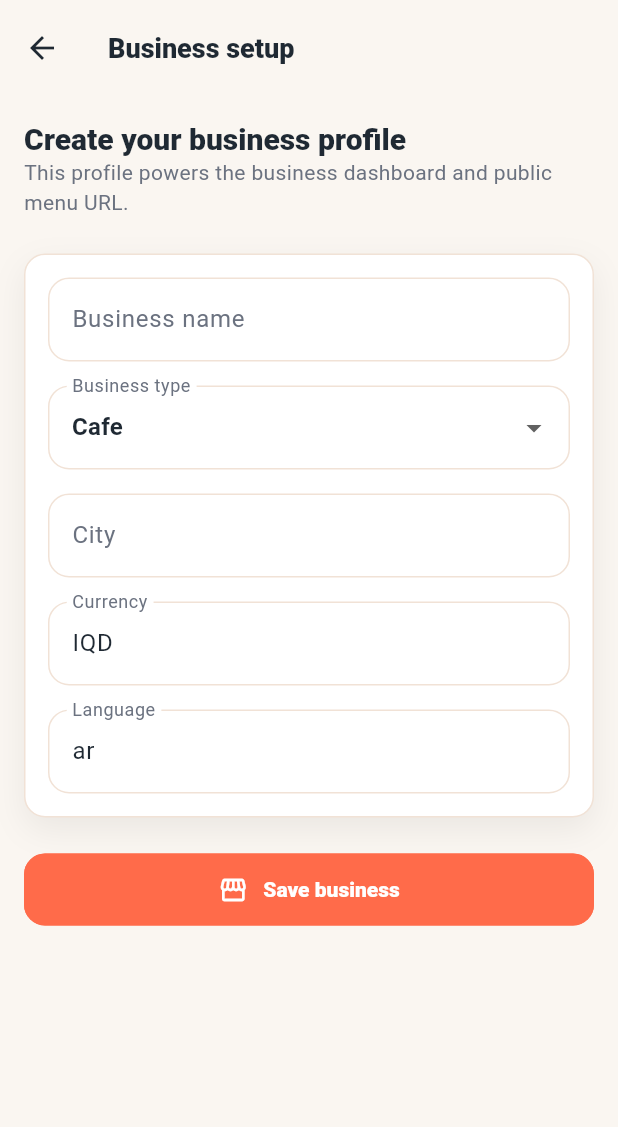
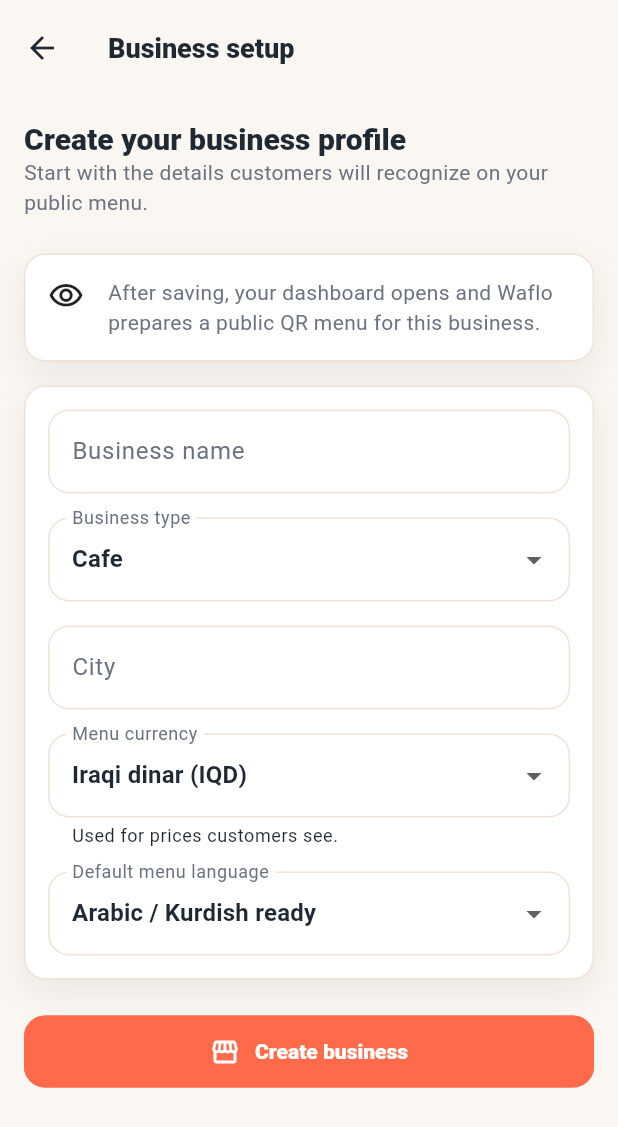
Before and after one commit to TavrixLLC/TavrixMenu, a Flutter app: the BusinessSetupScreen screen opened by its route, on a phone screen of 412 x 824 dp. Shown: the top 1127 px of the screen. Run offline on Flutter 3.47's test engine with Material 3 defaults, Android fonts, the phone set to English and light mode, and no system bars; our stand-ins replace dartz, dio, equatable, flutter_bloc, google_sign_in, qr_flutter and 1 more; missing offline and left inert: clerk_flutter, mobile_scanner.

Commit message:
fix(mobile): polish launch-critical operator UX

```diff
--- a/apps/mobile/lib/core/utils/failure_message.dart
+++ b/apps/mobile/lib/core/utils/failure_message.dart
@@ -2,7 +2,8 @@ import '../errors/failures.dart';
 
 String failureMessage(Failure failure) {
   return switch (failure) {
-    OfflineFailure() => 'You appear to be offline.',
+    OfflineFailure() =>
+      'We could not reach Waflo. Check your connection and try again.',
     ServerFailure() => 'The server could not complete this request.',
     TimeoutFailure() => 'The request timed out. Please try again.',
     CacheFailure() => 'Cached data is not available.',
--- a/apps/mobile/lib/features/auth/presentation/bloc/auth_cubit.dart
+++ b/apps/mobile/lib/features/auth/presentation/bloc/auth_cubit.dart
@@ -31,7 +31,7 @@ class AuthCubit extends Cubit<AuthState> {
       emit(
         const AuthState(
           status: AuthStatus.failure,
-          errorMessage: 'Clerk is not configured for this build.',
+          errorMessage: 'Operator sign-in is not ready for this app build.',
         ),
       );
       return;
--- a/apps/mobile/lib/features/business_setup/presentation/pages/business_setup_screen.dart
+++ b/apps/mobile/lib/features/business_setup/presentation/pages/business_setup_screen.dart
@@ -24,16 +24,14 @@ class BusinessSetupScreen extends StatefulWidget {
 class _BusinessSetupScreenState extends State<BusinessSetupScreen> {
   final _nameController = TextEditingController();
   final _cityController = TextEditingController();
-  final _currencyController = TextEditingController(text: 'IQD');
-  final _languageController = TextEditingController(text: 'ar');
   String _type = 'cafe';
+  String _currency = 'IQD';
+  String _language = 'ar';
 
   @override
   void dispose() {
     _nameController.dispose();
     _cityController.dispose();
-    _currencyController.dispose();
-    _languageController.dispose();
     super.dispose();
   }
 
@@ -66,9 +64,24 @@ class _BusinessSetupScreenState extends State<BusinessSetupScreen> {
               const SectionHeader(
                 title: 'Create your business profile',
                 subtitle:
-                    'This profile powers the business dashboard and public menu URL.',
+                    'Start with the details customers will recognize on your public menu.',
               ),
               const SizedBox(height: AppSpacing.lg),
+              const AppCard(
+                child: Row(
+                  crossAxisAlignment: CrossAxisAlignment.start,
+                  children: [
+                    Icon(Icons.visibility_outlined),
+                    SizedBox(width: AppSpacing.md),
+                    Expanded(
+                      child: Text(
+                        'After saving, your dashboard opens and Waflo prepares a public QR menu for this business.',
+                      ),
+                    ),
+                  ],
+                ),
+              ),
+              const SizedBox(height: AppSpacing.md),
               AppCard(
                 child: Column(
                   children: [
@@ -89,7 +102,10 @@ class _BusinessSetupScreenState extends State<BusinessSetupScreen> {
                           value: 'restaurant',
                           child: Text('Restaurant'),
                         ),
-                        DropdownMenuItem(value: 'shop', child: Text('Shop')),
+                        DropdownMenuItem(
+                          value: 'shop',
+                          child: Text('Retail shop'),
+                        ),
                       ],
                       onChanged: isLoading
                           ? null
@@ -104,14 +120,46 @@ class _BusinessSetupScreenState extends State<BusinessSetupScreen> {
                       hint: 'Baghdad',
                     ),
                     const SizedBox(height: AppSpacing.md),
-                    AppTextField(
-                      label: 'Currency',
-                      controller: _currencyController,
+                    DropdownButtonFormField<String>(
+                      initialValue: _currency,
+                      decoration: const InputDecoration(
+                        labelText: 'Menu currency',
+                        helperText: 'Used for prices customers see.',
+                      ),
+                      items: const [
+                        DropdownMenuItem(
+                          value: 'IQD',
+                          child: Text('Iraqi dinar (IQD)'),
+                        ),
+                        DropdownMenuItem(
+                          value: 'USD',
+                          child: Text('US dollar (USD)'),
+                        ),
+                      ],
+                      onChanged: isLoading
+                          ? null
+                          : (value) => setState(() {
+                              _currency = value ?? 'IQD';
+                            }),
                     ),
                     const SizedBox(height: AppSpacing.md),
-                    AppTextField(
-                      label: 'Language',
-                      controller: _languageController,
+                    DropdownButtonFormField<String>(
+                      initialValue: _language,
+                      decoration: const InputDecoration(
+                        labelText: 'Default menu language',
+                      ),
+                      items: const [
+                        DropdownMenuItem(
+                          value: 'ar',
+                          child: Text('Arabic / Kurdish ready'),
+                        ),
+                        DropdownMenuItem(value: 'en', child: Text('English')),
+                      ],
+                      onChanged: isLoading
+                          ? null
+                          : (value) => setState(() {
+                              _language = value ?? 'ar';
+                            }),
                     ),
                   ],
                 ),
@@ -123,7 +171,7 @@ class _BusinessSetupScreenState extends State<BusinessSetupScreen> {
               ],
               const SizedBox(height: AppSpacing.lg),
               AppButton(
-                label: isLoading ? 'Saving' : 'Save business',
+                label: isLoading ? 'Creating business' : 'Create business',
                 icon: Icons.storefront,
                 onPressed: isLoading
                     ? null
@@ -131,8 +179,8 @@ class _BusinessSetupScreenState extends State<BusinessSetupScreen> {
                         name: _nameController.text,
                         type: _type,
                         city: _cityController.text,
-                        currency: _currencyController.text,
-                        language: _languageController.text,
+                        currency: _currency,
+                        language: _language,
                       ),
               ),
             ],
--- a/apps/mobile/lib/features/dashboard/presentation/pages/dashboard_screen.dart
+++ b/apps/mobile/lib/features/dashboard/presentation/pages/dashboard_screen.dart
@@ -80,18 +80,18 @@ class _DashboardScreenState extends State<DashboardScreen> {
               if (state.summaryErrorMessage != null) ...[
                 const SizedBox(height: AppSpacing.md),
                 _InlineNotice(
-                  title: 'Dashboard summary unavailable',
+                  title: 'Latest counts did not load',
                   message:
-                      'Core business access is available, but the latest counts could not be loaded. ${state.summaryErrorMessage}',
+                      'You can keep using this business workspace. Pull to refresh later or try again from the dashboard.',
                 ),
               ],
               const SizedBox(height: AppSpacing.lg),
               _AccessCard(state: state),
               const SizedBox(height: AppSpacing.lg),
               _DashboardActionCard(
-                title: 'Scan customer QR',
+                title: 'Scan customer loyalty QR',
                 subtitle:
-                    'Open the scanner for stamps, rewards, and member lookup.',
+                    'Find the customer card, confirm progress, and add a stamp.',
                 icon: Icons.qr_code_scanner,
                 routeName: AppRouteNames.walletScan,
                 accentColor: AppColors.primaryCoral,
@@ -104,7 +104,7 @@ class _DashboardScreenState extends State<DashboardScreen> {
               const SizedBox(height: AppSpacing.lg),
               const SectionHeader(
                 title: 'Quick actions',
-                subtitle: 'Business operations for your workspace team.',
+                subtitle: 'Choose the next job for this business.',
               ),
               const SizedBox(height: AppSpacing.md),
               _DashboardActionCard(
@@ -112,7 +112,7 @@ class _DashboardScreenState extends State<DashboardScreen> {
                 title: 'Customize menu design',
                 subtitle: _canManageMenu(state)
                     ? 'Choose the public menu template customers see.'
-                    : 'Restricted by your business permissions.',
+                    : 'Only an owner or manager can save menu design changes.',
                 icon: Icons.palette_outlined,
                 routeName: AppRouteNames.menuAppearance,
                 accentColor: AppColors.primaryCoral,
@@ -120,10 +120,10 @@ class _DashboardScreenState extends State<DashboardScreen> {
               const SizedBox(height: AppSpacing.sm),
               _DashboardActionCard(
                 enabled: _canManageMenu(state),
-                title: 'Manage Menu',
+                title: 'Manage menu',
                 subtitle: _canManageMenu(state)
                     ? 'Edit categories and menu items.'
-                    : 'Restricted by your business permissions.',
+                    : 'Only an owner or manager can edit the menu.',
                 icon: Icons.restaurant_menu,
                 routeName: AppRouteNames.menu,
                 accentColor: AppColors.freshGreen,
@@ -142,7 +142,7 @@ class _DashboardScreenState extends State<DashboardScreen> {
                 title: 'QR Menu',
                 subtitle: _canViewPublicLink(state)
                     ? 'Copy the public menu URL for table displays.'
-                    : 'Public link access is restricted.',
+                    : 'Ask an owner for access to the public menu link.',
                 icon: Icons.qr_code_2,
                 routeName: AppRouteNames.qr,
                 accentColor: AppColors.primaryCoral,
@@ -153,7 +153,7 @@ class _DashboardScreenState extends State<DashboardScreen> {
                 title: 'Business Profile',
                 subtitle: _canManageBusiness(state)
                     ? 'Update name, type, city, language, and media URLs.'
-                    : 'Only permitted business managers can edit this profile.',
+                    : 'Only an owner or manager can edit this profile.',
                 icon: Icons.storefront,
                 routeName: AppRouteNames.businessProfile,
                 accentColor: AppColors.rewardGold,
@@ -210,8 +210,7 @@ class _AccessCard extends StatelessWidget {
     final fullName = state.user?.fullName.trim() ?? '';
     final businessName = state.business?.name.trim() ?? 'this business';
     final title = fullName.isNotEmpty ? fullName : 'Your access';
-    final subtitle =
-        'Signed in as ${state.roleDisplayLabel.toLowerCase()} for $businessName.';
+    final subtitle = _roleGuidance(state, businessName);
 
     return AppCard(
       child: Row(
@@ -236,6 +235,19 @@ class _AccessCard extends StatelessWidget {
         ],
       ),
     );
+  }
+
+  String _roleGuidance(DashboardState state, String businessName) {
+    return switch (state.effectiveRole) {
+      'OWNER' =>
+        'Owner access for $businessName. You can manage setup, menu, loyalty, and staff workflows.',
+      'MANAGER' =>
+        'Manager access for $businessName. You can help run menu and loyalty operations.',
+      'STAFF' =>
+        'Staff access for $businessName. Your main job is scanning customer loyalty cards.',
+      _ =>
+        'Workspace access for $businessName. Ask the owner if an action is unavailable.',
+    };
   }
 }
 
--- a/apps/mobile/lib/features/menu_appearance/presentation/pages/menu_appearance_screen.dart
+++ b/apps/mobile/lib/features/menu_appearance/presentation/pages/menu_appearance_screen.dart
@@ -218,7 +218,7 @@ class _PreviewNotice extends StatelessWidget {
             child: Text(
               business == null
                   ? 'Preview opens the public QR menu with a draft template. It does not save changes.'
-                  : 'Preview opens /m/${business!.slug}?previewTemplateId=... without saving changes.',
+                  : 'Preview opens ${business!.name}\'s public menu with this design without saving changes.',
             ),
           ),
         ],
--- a/apps/mobile/lib/features/qr/presentation/pages/qr_screen.dart
+++ b/apps/mobile/lib/features/qr/presentation/pages/qr_screen.dart
@@ -64,7 +64,7 @@ class _QRScreenState extends State<QRScreen> {
               const SectionHeader(
                 title: 'Public menu preview',
                 subtitle:
-                    'Copy the public menu link or QR payload for sharing.',
+                    'Copy the public menu link for table cards, stickers, or staff sharing.',
               ),
               const SizedBox(height: AppSpacing.lg),
               QRPreviewCard(publicUrl: publicUrl, qrPayload: qrPayload),
--- a/apps/mobile/lib/features/staff_scanner/presentation/bloc/wallet_scan_cubit.dart
+++ b/apps/mobile/lib/features/staff_scanner/presentation/bloc/wallet_scan_cubit.dart
@@ -65,7 +65,7 @@ class WalletScanCubit extends Cubit<WalletScanState> {
       emit(
         state.copyWith(
           status: WalletScanStatus.failure,
-          errorMessage: 'Enter a wallet QR token.',
+          errorMessage: 'Enter the customer loyalty QR code.',
           clearResult: true,
         ),
       );
@@ -77,7 +77,8 @@ class WalletScanCubit extends Cubit<WalletScanState> {
       emit(
         state.copyWith(
           status: WalletScanStatus.failure,
-          errorMessage: 'Business access is not ready. Please try again.',
+          errorMessage:
+              'This business workspace is not ready yet. Try again from the dashboard.',
           clearResult: true,
         ),
       );
--- a/apps/mobile/lib/features/staff_scanner/presentation/widgets/wallet_qr_camera_scanner.dart
+++ b/apps/mobile/lib/features/staff_scanner/presentation/widgets/wallet_qr_camera_scanner.dart
@@ -48,7 +48,7 @@ class _WalletQrCameraScannerState extends State<WalletQrCameraScanner> {
           Text('Camera scanner', style: Theme.of(context).textTheme.titleLarge),
           const SizedBox(height: AppSpacing.xs),
           const Text(
-            'Point the frame at the customer wallet QR. The code is processed without displaying the raw token.',
+            'Point the frame at the customer loyalty QR. Waflo checks the card without showing the code.',
           ),
           const SizedBox(height: AppSpacing.md),
           AspectRatio(
@@ -80,7 +80,7 @@ class _WalletQrCameraScannerState extends State<WalletQrCameraScanner> {
           const SizedBox(height: AppSpacing.md),
           AppButton(
             key: const ValueKey('walletCameraCancelButton'),
-            label: 'Use manual entry',
+            label: 'Enter code manually',
             icon: Icons.keyboard_outlined,
             onPressed: widget.onCancel,
             variant: AppButtonVariant.secondary,
@@ -150,8 +150,8 @@ class WalletCameraErrorView extends StatelessWidget {
     final message = permissionDenied
         ? 'Camera permission was denied. Allow camera access in system settings, then try again.'
         : unsupported
-        ? 'Camera scanning is not supported on this device. Use manual entry instead.'
-        : 'The camera could not start. Try again or use manual entry.';
+        ? 'Camera scanning is not supported on this device. Enter the code manually instead.'
+        : 'The camera could not start. Try again or enter the code manually.';
 
     return DecoratedBox(
       key: const ValueKey('walletCameraErrorState'),
--- a/apps/mobile/lib/shared/widgets/qr_preview_card.dart
+++ b/apps/mobile/lib/shared/widgets/qr_preview_card.dart
@@ -43,7 +43,7 @@ class QRPreviewCard extends StatelessWidget {
           const SizedBox(height: AppSpacing.xs),
           Text(publicUrl),
           const SizedBox(height: AppSpacing.md),
-          Text('QR payload', style: Theme.of(context).textTheme.titleMedium),
+          Text('QR menu link', style: Theme.of(context).textTheme.titleMedium),
           const SizedBox(height: AppSpacing.xs),
           Text(qrPayload?.isNotEmpty == true ? qrPayload! : publicUrl),
           const SizedBox(height: AppSpacing.md),
@@ -60,10 +60,10 @@ class QRPreviewCard extends StatelessWidget {
                 onPressed: () => _copy(
                   context,
                   qrPayload?.isNotEmpty == true ? qrPayload! : publicUrl,
-                  'QR payload copied',
+                  'QR menu link copied',
                 ),
                 icon: const Icon(Icons.qr_code_2),
-                label: const Text('Copy payload'),
+                label: const Text('Copy QR link'),
               ),
             ],
           ),
```
Also changed, not shown: apps/mobile/lib/features/auth/presentation/pages/login_screen.dart (+11 -6 lines), apps/mobile/lib/features/staff_scanner/presentation/pages/staff_scanner_screen.dart (+46 -20 lines), 4 other files.
